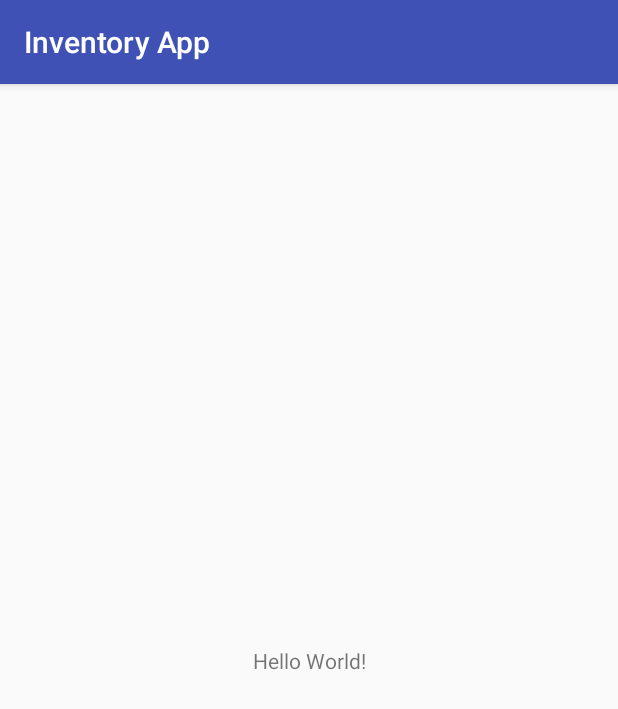
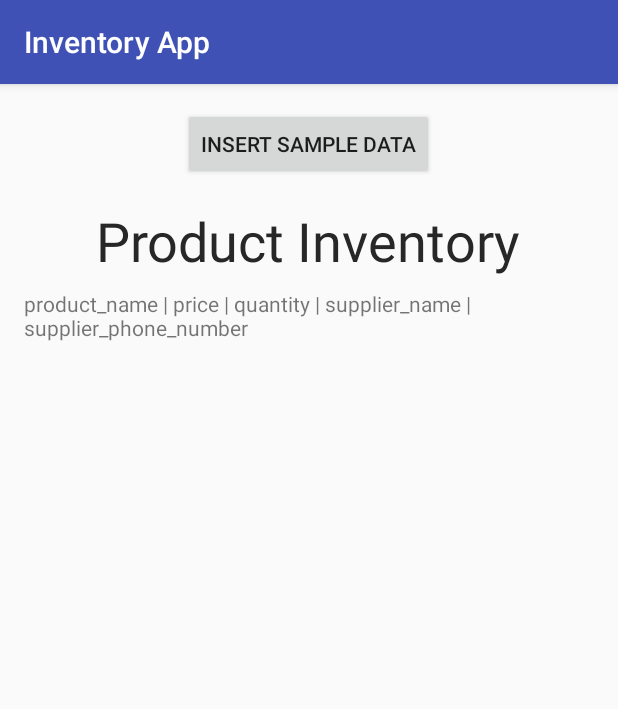
Before and after one commit to alejandra-gonzalez/InventoryApp, an Android app: the screen it shows after launch (MainActivity), on a phone screen of 412 x 824 dp. Shown: the top 709 px of the screen. Run offline under Robolectric (Android 15) with nearby library versions, the phone set to English and light mode, and no system bars.

Commit message:
Add and Display Sample Data

```diff
--- a/app/src/main/java/com/example/android/inventoryapp/MainActivity.java
+++ b/app/src/main/java/com/example/android/inventoryapp/MainActivity.java
@@ -1,13 +1,90 @@
 package com.example.android.inventoryapp;
 
+import android.content.ContentValues;
+import android.database.Cursor;
+import android.database.sqlite.SQLiteDatabase;
 import android.support.v7.app.AppCompatActivity;
 import android.os.Bundle;
+import android.view.View;
+import android.widget.TextView;
+
+import com.example.android.inventoryapp.data.ProductContract.ProductEntry;
+import com.example.android.inventoryapp.data.ProductDbHelper;
 
 public class MainActivity extends AppCompatActivity {
+
+    private ProductDbHelper productDbHelper;
 
     @Override
     protected void onCreate(Bundle savedInstanceState) {
         super.onCreate(savedInstanceState);
         setContentView(R.layout.activity_main);
+
+        productDbHelper = new ProductDbHelper(this);
+
+        displayProductData();
+    }
+
+    /**
+     * Inserts a row of fake data.
+     */
+    public void insertProductData(View v){
+        SQLiteDatabase db = productDbHelper.getWritableDatabase();
+
+        ContentValues values = new ContentValues();
+        values.put(ProductEntry.COLUMN_PRODUCT_NAME, "Krill Oil Capsules");
+        values.put(ProductEntry.COLUMN_PRODUCT_PRICE, 12);
+        values.put(ProductEntry.COLUMN_PRODUCT_QUANTITY, 25);
+        values.put(ProductEntry.COLUMN_SUPPLIER_NAME, "BioOptimal");
+        values.put(ProductEntry.COLUMN_SUPPLIER_PHONE_NUMBER, "(123) 456-7890");
+
+        long newRowId = db.insert(ProductEntry.TABLE_NAME, null, values);
+
+        if (newRowId != -1) {
+            displayProductData();
+        }
+    }
+
+    /**
+     * Displays all columns and rows in the database.
+     */
+    private void displayProductData(){
+        SQLiteDatabase db = productDbHelper.getReadableDatabase();
+
+        Cursor cursor = db.query(ProductEntry.TABLE_NAME, null, null,
+                null, null, null, null);
+
+        TextView displayView = findViewById(R.id.product_data);
+
+        String columnsHeader = ProductEntry.COLUMN_PRODUCT_NAME + " | " +
+                ProductEntry.COLUMN_PRODUCT_PRICE + " | " +
+                ProductEntry.COLUMN_PRODUCT_QUANTITY + " | " +
+                ProductEntry.COLUMN_SUPPLIER_NAME + " | " +
+                ProductEntry.COLUMN_SUPPLIER_PHONE_NUMBER + "\n";
+
+        if (!displayView.getText().toString().contains(columnsHeader)){
+            displayView.append(columnsHeader);
+        }
+
+        try {
+            int productNameColumnIndex = cursor.getColumnIndex(ProductEntry.COLUMN_PRODUCT_NAME);
+            int productPriceColumnIndex = cursor.getColumnIndex(ProductEntry.COLUMN_PRODUCT_PRICE);
+            int productQuantityColumnIndex = cursor.getColumnIndex(ProductEntry.COLUMN_PRODUCT_QUANTITY);
+            int supplierNameColumnIndex = cursor.getColumnIndex(ProductEntry.COLUMN_SUPPLIER_NAME);
+            int supplierNumberColumnIndex = cursor.getColumnIndex(ProductEntry.COLUMN_SUPPLIER_PHONE_NUMBER);
+
+            while (cursor.moveToNext()) {
+                String currentProductName = cursor.getString(productNameColumnIndex);
+                int currentProductPrice = cursor.getInt(productPriceColumnIndex);
+                int currentProductQuantity = cursor.getInt(productQuantityColumnIndex);
+                String currentSupplierName = cursor.getString(supplierNameColumnIndex);
+                String currentSupplierNumber = cursor.getString(supplierNumberColumnIndex);
+
+                displayView.append(("\n" + currentProductName + " | " + currentProductPrice + " | " +
+                        currentProductQuantity + " | " + currentSupplierName + " | " + currentSupplierNumber));
+            }
+        } finally {
+            cursor.close();
+        }
     }
 }
--- a/app/src/main/res/layout/activity_main.xml
+++ b/app/src/main/res/layout/activity_main.xml
@@ -1,18 +1,39 @@
 <?xml version="1.0" encoding="utf-8"?>
-<android.support.constraint.ConstraintLayout xmlns:android="http://schemas.android.com/apk/res/android"
-    xmlns:app="http://schemas.android.com/apk/res-auto"
+<ScrollView xmlns:android="http://schemas.android.com/apk/res/android"
     xmlns:tools="http://schemas.android.com/tools"
     android:layout_width="match_parent"
     android:layout_height="match_parent"
     tools:context=".MainActivity">
 
-    <TextView
-        android:layout_width="wrap_content"
+    <LinearLayout
+        android:layout_width="match_parent"
         android:layout_height="wrap_content"
-        android:text="Hello World!"
-        app:layout_constraintBottom_toBottomOf="parent"
-        app:layout_constraintLeft_toLeftOf="parent"
-        app:layout_constraintRight_toRightOf="parent"
-        app:layout_constraintTop_toTopOf="parent" />
+        android:orientation="vertical"
+        android:layout_margin="16dp">
 
-</android.support.constraint.ConstraintLayout>
+        <Button
+            android:layout_width="wrap_content"
+            android:layout_height="wrap_content"
+            android:text="@string/insert_sample_data"
+            android:layout_gravity="center_horizontal"
+            android:onClick="insertProductData"/>
+
+        <TextView
+            android:layout_marginTop="16dp"
+            android:textSize="36sp"
+            android:layout_width="wrap_content"
+            android:layout_height="wrap_content"
+            android:text="@string/product_inventory"
+            android:textColor="#272727"
+            android:layout_gravity="center_horizontal"
+            android:layout_marginBottom="8dp"/>
+
+        <TextView
+            android:id="@+id/product_data"
+            android:layout_width="match_parent"
+            android:layout_height="match_parent"
+            android:layout_gravity="center_horizontal"/>
+
+    </LinearLayout>
+
+</ScrollView>
--- a/app/src/main/res/values/strings.xml
+++ b/app/src/main/res/values/strings.xml
@@ -1,3 +1,5 @@
 <resources>
     <string name="app_name">Inventory App</string>
+    <string name="insert_sample_data">Insert Sample Data</string>
+    <string name="product_inventory">Product Inventory</string>
 </resources>
```
Also changed, not shown: 1 other file.
